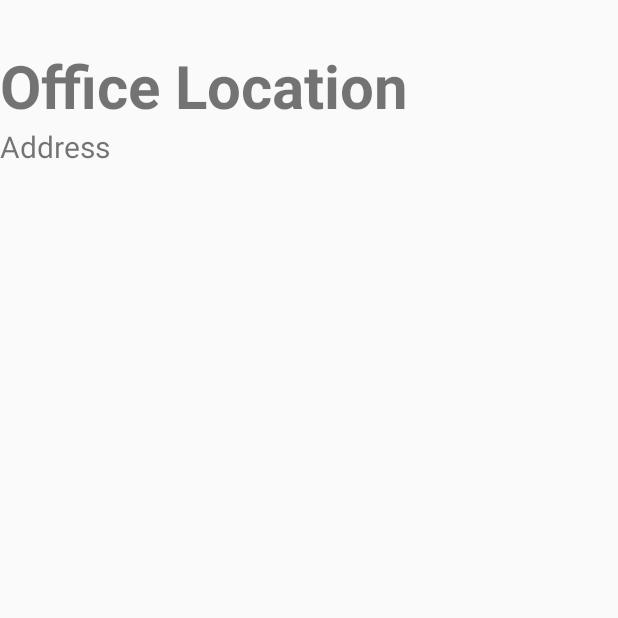
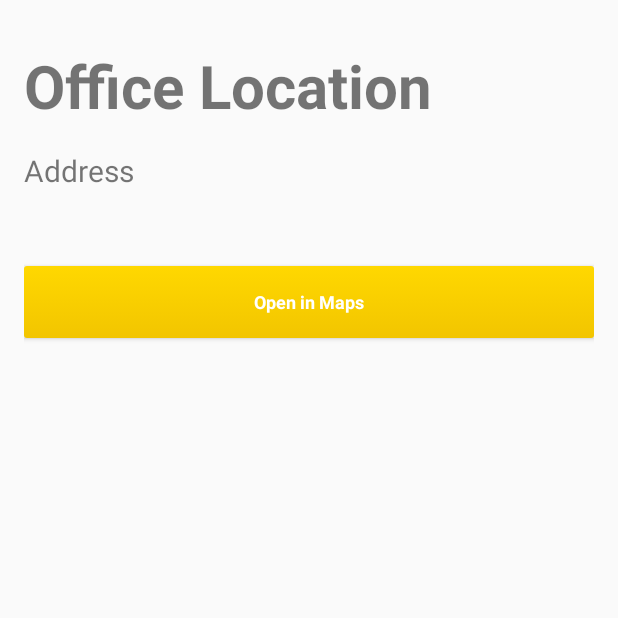
Before and after one commit to cherriewang/itp-341-final-project, an Android app: the fragment ThreeFragment shown on its own in the app's theme, on a phone screen of 412 x 824 dp, the top half of it. Run offline under Robolectric (Android 15) with nearby library versions, the phone set to English and light mode, and no system bars; 2 statements that could not run were skipped.

Commit message:
fragment fixer-upper. lookin sharp

```diff
--- a/app/src/main/AndroidManifest.xml
+++ b/app/src/main/AndroidManifest.xml
@@ -4,6 +4,7 @@
 
     <uses-permission android:name="android.permission.INTERNET" />
     <uses-permission android:name="android.permission.ACCESS_NETWORK_STATE" />
+    <uses-permission android:name="android.permission.ACCESS_COARSE_LOCATION" />
 
     <application
         android:name=".utils.ContactApplication"
--- a/app/src/main/java/itp341/wang/cherrie/contact/DetailActivity.java
+++ b/app/src/main/java/itp341/wang/cherrie/contact/DetailActivity.java
@@ -55,6 +55,7 @@ public class DetailActivity extends AppCompatActivity {
             mySenator = (Senator) i.getExtras().getParcelable(ResultsActivity.EXTRA_SENATOR);
         }
         myUser = ((ContactApplication) this.getApplication()).getMyUser();
+        this.setTitle(mySenator.getName());
 
         toolbar = (Toolbar) findViewById(R.id.toolbar);
         setSupportActionBar(toolbar);
--- a/app/src/main/java/itp341/wang/cherrie/contact/tab_fragments/ThreeFragment.java
+++ b/app/src/main/java/itp341/wang/cherrie/contact/tab_fragments/ThreeFragment.java
@@ -1,20 +1,36 @@
 package itp341.wang.cherrie.contact.tab_fragments;
 
 import android.content.Context;
+import android.content.Intent;
+import android.location.Address;
+import android.location.Geocoder;
 import android.net.Uri;
 import android.os.Bundle;
 import android.support.v4.app.Fragment;
+import android.util.Log;
 import android.view.LayoutInflater;
 import android.view.View;
 import android.view.ViewGroup;
+import android.widget.Button;
+import android.widget.TextView;
+
+
+import com.google.android.gms.maps.model.LatLng;
+
+import java.util.List;
+import java.util.Locale;
 
 import itp341.wang.cherrie.contact.R;
+import itp341.wang.cherrie.contact.SavedActivity;
 import itp341.wang.cherrie.contact.model.Senator;
 
 
 public class ThreeFragment extends Fragment {
 
     private Senator fragSenator3;
+    private TextView address;
+    private Button goToMapsButton;
+    private LatLng addressForMaps;
 
     public ThreeFragment() {
         // Required empty public constructor
@@ -31,8 +47,65 @@ public class ThreeFragment extends Fragment {
         View rootView = inflater.inflate(R.layout.fragment_three, container, false);
         Bundle bundle = getArguments();
         fragSenator3 = bundle.getParcelable("sen");
+        address = (TextView) rootView.findViewById(R.id.officeLoc);
+        goToMapsButton = (Button) rootView.findViewById(R.id.buttonMaps);
+
+        address.setText(fragSenator3.getOffice().toString());
+
+        listeners();
         // Inflate the layout for this fragment
         return rootView;
     }
 
+
+    private void listeners(){
+        // Listener to login
+        goToMapsButton.setOnClickListener(new View.OnClickListener() {
+            @Override
+            public void onClick(View view) {
+                // Start intent
+                openInMaps(fragSenator3.getOffice().toString());
+            }
+        });
+    }
+
+    public void openInMaps(String address){
+        //.replace(".", "%20");
+//        addressForMaps = getLocationFromAddress(getActivity(), fragSenator3.getOffice().toString());
+//        String uri = String.format(Locale.ENGLISH, "geo:%f,%f", addressForMaps.latitude, addressForMaps.latitude);
+//        Log.e("address: ", "long: "+addressForMaps.latitude+" lat: "+addressForMaps.latitude);
+//        Intent intent = new Intent(Intent.ACTION_VIEW, Uri.parse(uri));
+//        startActivity(intent);
+
+        String uri = String.format(Locale.ENGLISH,
+                "http://maps.google.com/maps?&daddr=%f,%f (%s)", 12f, 2f, fragSenator3.getOffice().toString());
+        Intent intent = new Intent(Intent.ACTION_VIEW, Uri.parse(uri));
+        intent.setClassName("com.google.android.apps.maps", "com.google.android.maps.MapsActivity");
+        startActivity(intent);
+    }
+
+    public LatLng getLocationFromAddress(Context context, String strAddress) {
+
+        Geocoder coder = new Geocoder(context);
+        List<Address> address;
+        LatLng p1 = null;
+
+        try {
+            address = coder.getFromLocationName(strAddress, 5);
+            if (address == null) {
+                return null;
+            }
+            Address location = address.get(0);
+            location.getLatitude();
+            location.getLongitude();
+
+            p1 = new LatLng(location.getLatitude(), location.getLongitude() );
+
+        } catch (Exception ex) {
+
+            ex.printStackTrace();
+        }
+
+        return p1;
+    }
 }
--- a/app/src/main/res/layout/activity_welcome.xml
+++ b/app/src/main/res/layout/activity_welcome.xml
@@ -35,7 +35,7 @@
                 android:layout_width="match_parent"
                 android:layout_height="wrap_content"
                 android:gravity="center"
-                android:textColor="#e52d00"
+                android:textColor="@color/colorVibrantRed"
                 android:textSize="40dp"
                 android:textStyle="bold"
                 android:text="CONTACT" />
--- a/app/src/main/res/layout/fragment_one.xml
+++ b/app/src/main/res/layout/fragment_one.xml
@@ -7,7 +7,9 @@
     <LinearLayout
         android:orientation="vertical"
         android:layout_width="match_parent"
-        android:layout_height="match_parent">
+        android:layout_height="match_parent"
+        android:layout_marginLeft="@dimen/activity_vertical_margin"
+        android:layout_marginRight="@dimen/activity_horizontal_margin">
 
         <TextView
             android:layout_width="match_parent"
--- a/app/src/main/res/layout/fragment_three.xml
+++ b/app/src/main/res/layout/fragment_three.xml
@@ -10,7 +10,10 @@
     <LinearLayout
         android:orientation="vertical"
         android:layout_width="match_parent"
-        android:layout_height="match_parent">
+        android:layout_height="match_parent"
+        android:layout_marginLeft="@dimen/activity_vertical_margin"
+        android:layout_marginRight="@dimen/activity_horizontal_margin"
+        >
 
         <TextView
             android:layout_width="wrap_content"
@@ -23,10 +26,20 @@
         <TextView
             android:layout_width="match_parent"
             android:layout_height="wrap_content"
+            android:layout_marginTop="@dimen/activity_horizontal_margin"
             android:text="Address"
             android:textSize="20dp"
             android:id="@+id/officeLoc"
             android:layout_centerInParent="true"/>
+
+        <Button
+            android:text="Open in Maps"
+            android:layout_width="match_parent"
+            android:layout_height="wrap_content"
+            android:layout_marginTop="50dp"
+            android:id="@+id/buttonMaps"
+            android:background="@drawable/button"
+            style="@style/buttonStyle"/>
     </LinearLayout>
 
 </RelativeLayout>
--- a/app/src/main/res/layout/fragment_two.xml
+++ b/app/src/main/res/layout/fragment_two.xml
@@ -8,12 +8,14 @@
     <LinearLayout
         android:orientation="vertical"
         android:layout_width="match_parent"
-        android:layout_height="match_parent">
+        android:layout_height="match_parent"
+        android:layout_marginLeft="@dimen/activity_vertical_margin"
+        android:layout_marginRight="@dimen/activity_horizontal_margin">
 
         <TextView
             android:layout_width="match_parent"
             android:layout_height="wrap_content"
-            android:text="Email"
+            android:text="Party Affiliation"
             android:textSize="40dp"
             android:textStyle="bold"
             android:layout_centerInParent="true"
--- a/app/src/main/res/values/colors.xml
+++ b/app/src/main/res/values/colors.xml
@@ -4,6 +4,10 @@
     <color name="colorPrimaryDark">#303F9F</color>
     <color name="colorAccent">#FF4081</color>
     <color name="colorGrey">#d1d2d3</color>
+    <color name="colorYellow">#ffd800</color>
+    <color name="colorSlightlyDarkerYellow">#f2c500</color>
+    <color name="colorVibrantRed">#e52d00</color>
+    <color name="colorDarkRed">#af1700</color>
     <color name="white">#FFFFFF</color>
 
     <color name="textColorPrimary">#FFFFFF</color>
--- a/app/src/main/res/values/strings.xml
+++ b/app/src/main/res/values/strings.xml
@@ -13,6 +13,7 @@
     <string name="title">Title</string>
     <string name="description">Description</string>
     <string name="name">Name</string>
+    <string name="query">Please enter a search query via your state\'s two digit abbreviation (i.e. Maryland -> MD)</string>
 
     <string name="action_settings">Settings</string>
     <string name="WHOISMYREP_TXT">Who is my Representative?</string>
--- a/app/src/main/res/values/styles.xml
+++ b/app/src/main/res/values/styles.xml
@@ -3,9 +3,9 @@
     <!-- Base application theme. -->
     <style name="AppTheme" parent="Theme.AppCompat.Light.DarkActionBar">
         <!-- Customize your theme here. -->
-        <item name="colorPrimary">@color/colorPrimary</item>
-        <item name="colorPrimaryDark">@color/colorPrimaryDark</item>
-        <item name="colorAccent">@color/colorAccent</item>
+        <item name="colorPrimary">@color/colorVibrantRed</item>
+        <item name="colorPrimaryDark">@color/colorDarkRed</item>
+        <item name="colorAccent">@color/colorYellow</item>
         <item name="windowNoTitle">true</item>
         <item name="windowActionBar">false</item>
     </style>
```
Also changed, not shown: app/src/main/java/itp341/wang/cherrie/contact/tab_fragments/TwoFragment.java (+19 -2 lines), app/src/main/res/layout/activity_search.xml (+9 -0 lines).
